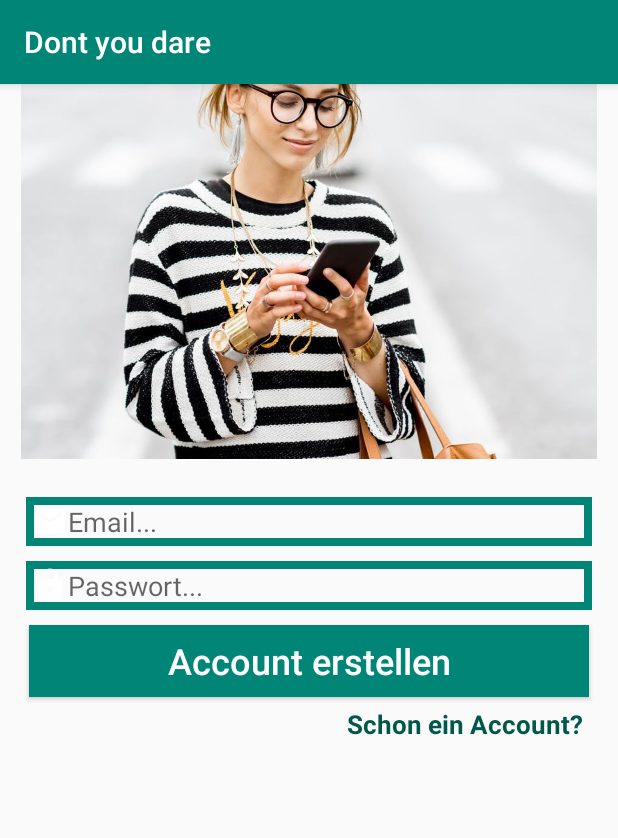
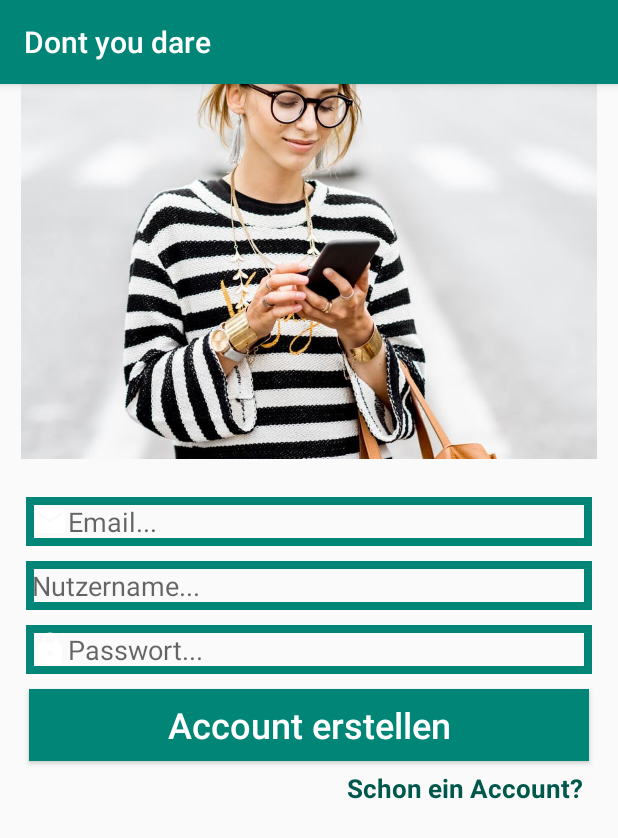
Before and after one commit to XeniaSchamne/DontYouDare, an Android app: the RegisterActivity screen opened directly, with no data from a screen before it, on a phone screen of 412 x 824 dp. Shown: the top 838 px of the screen. Run offline under Robolectric (Android 15) with nearby library versions, the phone set to English and light mode, and no system bars; our stand-ins replace Firebase (no records; nobody signed in at launch, a user with empty details on screens opened directly).

```diff
--- a/app/build.gradle
+++ b/app/build.gradle
@@ -35,6 +35,7 @@ dependencies {
     implementation 'com.google.firebase:firebase-auth:16.0.5'
     implementation 'com.google.firebase:firebase-database:16.0.4'
     implementation 'com.google.firebase:firebase-storage:16.0.4'
+    implementation 'com.firebaseui:firebase-ui-database:3.2.2'
     testImplementation 'junit:junit:4.12'
     androidTestImplementation 'androidx.test.ext:junit:1.1.1'
     androidTestImplementation 'androidx.test.espresso:espresso-core:3.2.0'
@@ -52,6 +53,9 @@ dependencies {
     implementation "de.hdodenhof:circleimageview:3.0.2"
 
 
+
+
+
 }
 
 allprojects {
--- a/app/src/main/java/com/example/dontyoudare/RegisterActivity.java
+++ b/app/src/main/java/com/example/dontyoudare/RegisterActivity.java
@@ -23,12 +23,13 @@ import com.google.firebase.database.FirebaseDatabase;
 public class RegisterActivity extends AppCompatActivity {
 
     private Button CreateAccountButton;
-    private EditText UserEmail, UserPasswort;
+    private EditText UserEmail, UserPasswort, Username;
     private TextView AlreadyHaveAccountLink;
 
     private FirebaseAuth mAuth;
     private DatabaseReference RootRef;
     private ProgressDialog loadingBar;
+    Users user;
 
     @Override
     protected void onCreate(Bundle savedInstanceState) {
@@ -36,7 +37,8 @@ public class RegisterActivity extends AppCompatActivity {
         setContentView(R.layout.activity_register);
 
         mAuth = FirebaseAuth.getInstance();
-        RootRef = FirebaseDatabase.getInstance().getReference();
+        user = new Users();
+        RootRef = FirebaseDatabase.getInstance().getReference().child("Users");
 
 
         InitializeFields();
@@ -73,7 +75,15 @@ public class RegisterActivity extends AppCompatActivity {
                 public void onComplete(@NonNull Task<AuthResult> task) {
                     if(task.isSuccessful()){
                         String currentUserID = mAuth.getCurrentUser().getUid();
-                        RootRef.child("Users").child(currentUserID).setValue("");
+                      //  String currUserName = mAuth.getCurrentUser().getEmail();
+                      // RootRef.child("Users").child(currentUserID).setValue(currUserName);
+                      //  RootRef.child("Users").child(currentUserID).getDatabase();
+                        user.setUser(Username.getText().toString().trim());
+                        user.setEmail(UserEmail.getText().toString().trim());
+                        user.setUserId(currentUserID);
+
+                        RootRef.push().setValue(user);
+
 
                         SendUserToMainActivity();
                         Toast.makeText(RegisterActivity.this,"Account erfolgreich erstellt",Toast.LENGTH_SHORT).show();
@@ -93,6 +103,7 @@ public class RegisterActivity extends AppCompatActivity {
     private void InitializeFields() {
         CreateAccountButton = findViewById(R.id.register_button);
         UserEmail = findViewById(R.id.register_email);
+        Username = findViewById(R.id.register_username);
         UserPasswort = findViewById(R.id.register_password);
         AlreadyHaveAccountLink = findViewById(R.id.already_have_acc_link);
         loadingBar = new ProgressDialog(this);
--- /dev/null
+++ b/app/src/main/java/com/example/dontyoudare/Users.java
@@ -0,0 +1,37 @@
+package com.example.dontyoudare;
+
+public class Users {
+
+    private String User;
+    private String email;
+    private String userId;
+
+    //Senden Daten an Firebase
+    public Users() {
+
+    }
+
+    public String getUser() {
+        return User;
+    }
+
+    public String getEmail() {
+        return email;
+    }
+
+    public String getUserId() {
+        return userId;
+    }
+
+    public void setUser(String user) {
+        User = user;
+    }
+
+    public void setEmail(String email) {
+        this.email = email;
+    }
+
+    public void setUserId(String userId) {
+        this.userId = userId;
+    }
+}
--- a/app/src/main/res/layout/activity_register.xml
+++ b/app/src/main/res/layout/activity_register.xml
@@ -35,12 +35,27 @@
         android:layout_marginRight="17dp"/>
 
     <EditText
+        android:id="@+id/register_username"
+        android:layout_width="match_parent"
+        android:layout_height="wrap_content"
+        android:layout_alignParentStart="true"
+        android:layout_alignParentLeft="true"
+        android:layout_below="@+id/register_email"
+        android:hint="Nutzername..."
+        android:inputType="textMultiLine"
+        android:background="@drawable/inputs"
+        android:padding="4dp"
+        android:layout_marginTop="10dp"
+        android:layout_marginLeft="17dp"
+        android:layout_marginRight="17dp"/>
+
+    <EditText
         android:id="@+id/register_password"
         android:layout_width="match_parent"
         android:layout_height="wrap_content"
         android:layout_alignParentStart="true"
         android:layout_alignParentLeft="true"
-        android:layout_below="@+id/register_email"
+        android:layout_below="@+id/register_username"
         android:hint="Passwort..."
         android:inputType="textPassword"
         android:background="@drawable/inputs"
```
Also changed, not shown: app/src/main/java/com/example/dontyoudare/Friends.java (+12 -0 lines), app/src/main/java/com/example/dontyoudare/GroupActivity.java (+95 -0 lines), app/src/main/res/layout/activity_group.xml (+18 -3 lines).
